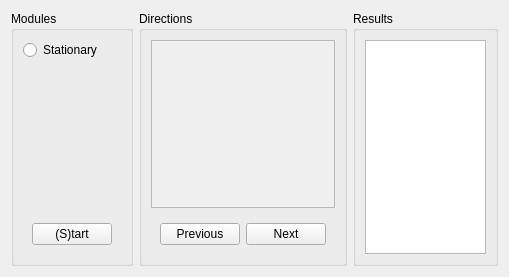
First picture: the form in tinyos-2.x/trunk/support/cpp/TestShimmer/src/CalibrationWidget.ui, repository baharev/szte-wsn-code, before the edit.
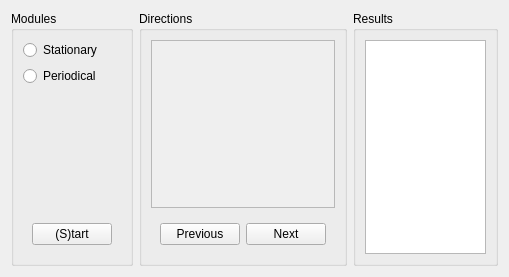
Second picture: the form after the edit.

Commit message: gyroscope calibration module

```diff
--- a/tinyos-2.x/trunk/support/cpp/TestShimmer/src/CalibrationWidget.ui
+++ b/tinyos-2.x/trunk/support/cpp/TestShimmer/src/CalibrationWidget.ui
@@ -30,6 +30,13 @@
         </property>
        </widget>
       </item>
+      <item>
+       <widget class="QRadioButton" name="periodicalButton">
+        <property name="text">
+         <string>Periodical</string>
+        </property>
+       </widget>
+      </item>
       <item>
        <spacer name="verticalSpacer">
         <property name="orientation">
```
The commit also changes 25 other files.
